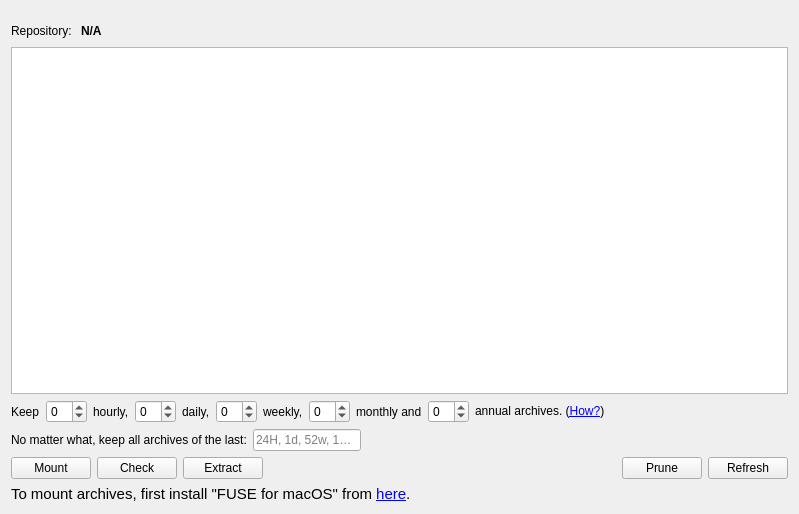
First picture: the form in src/vorta/assets/UI/archivetab.ui, repository borgbase/vorta, before the edit.
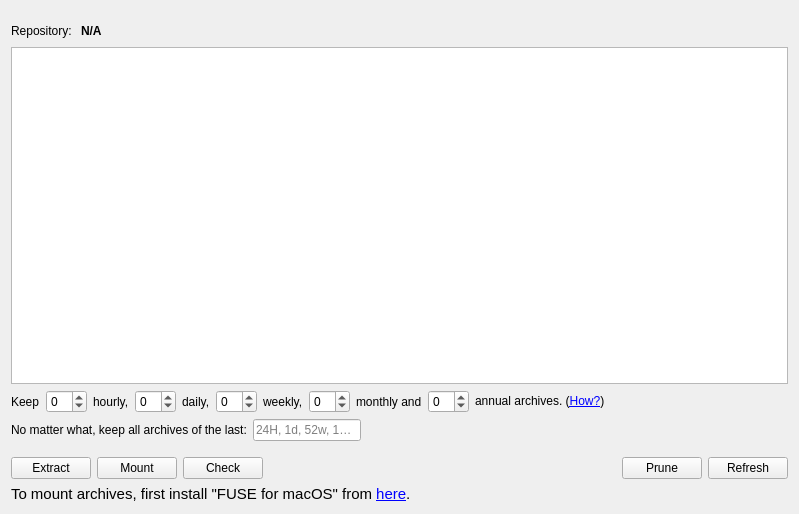
Second picture: the form after the edit. Icons and pictures are not drawn.

Commit message:
Extract cmd (#61)
* Add extract feature (#26), fix stdout/err blocking (#21)
* Other small fixes.

```diff
--- a/src/vorta/assets/UI/archivetab.ui
+++ b/src/vorta/assets/UI/archivetab.ui
@@ -230,8 +230,38 @@
      </item>
     </layout>
    </item>
+   <item>
+    <spacer name="verticalSpacer">
+     <property name="orientation">
+      <enum>Qt::Vertical</enum>
+     </property>
+     <property name="sizeType">
+      <enum>QSizePolicy::Minimum</enum>
+     </property>
+     <property name="sizeHint" stdset="0">
+      <size>
+       <width>20</width>
+       <height>10</height>
+      </size>
+     </property>
+    </spacer>
+   </item>
    <item>
     <layout class="QHBoxLayout" name="horizontalLayout_3">
+     <item>
+      <widget class="QPushButton" name="extractButton">
+       <property name="enabled">
+        <bool>true</bool>
+       </property>
+       <property name="text">
+        <string>Extract</string>
+       </property>
+       <property name="icon">
+        <iconset resource="../icons/collection.qrc">
+         <normaloff>:/icons/cloud-download.svg</normaloff>:/icons/cloud-download.svg</iconset>
+       </property>
+      </widget>
+     </item>
      <item>
       <widget class="QPushButton" name="mountButton">
        <property name="sizePolicy">
@@ -260,20 +290,6 @@
        </property>
       </widget>
      </item>
-     <item>
-      <widget class="QPushButton" name="extractButton">
-       <property name="enabled">
-        <bool>true</bool>
-       </property>
-       <property name="text">
-        <string>Extract</string>
-       </property>
-       <property name="icon">
-        <iconset resource="../icons/collection.qrc">
-         <normaloff>:/icons/cloud-download.svg</normaloff>:/icons/cloud-download.svg</iconset>
-       </property>
-      </widget>
-     </item>
      <item>
       <spacer name="horizontalSpacer">
        <property name="orientation">
```
The commit also changes 19 other files.
